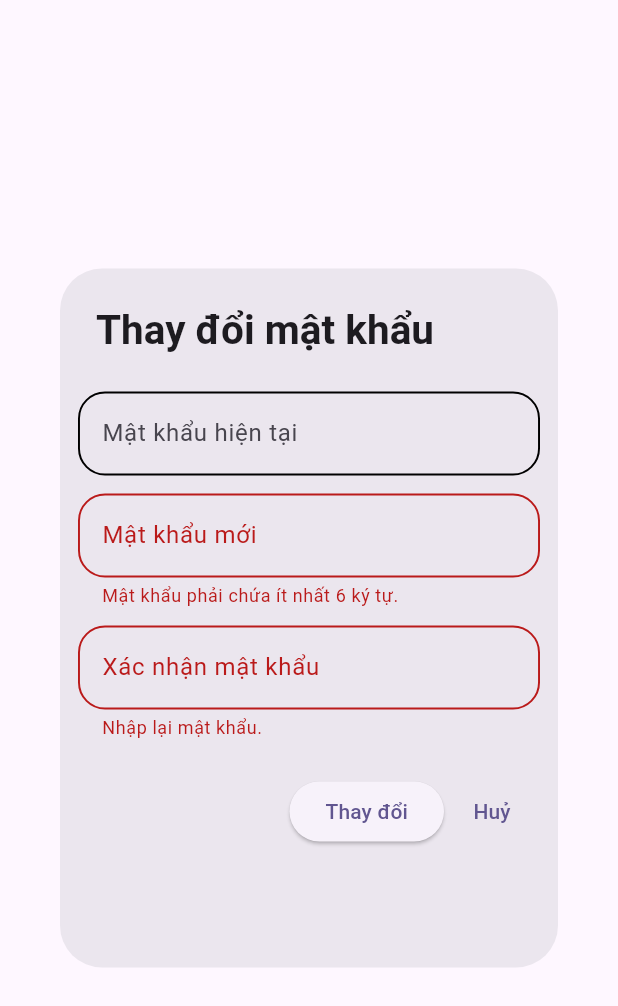
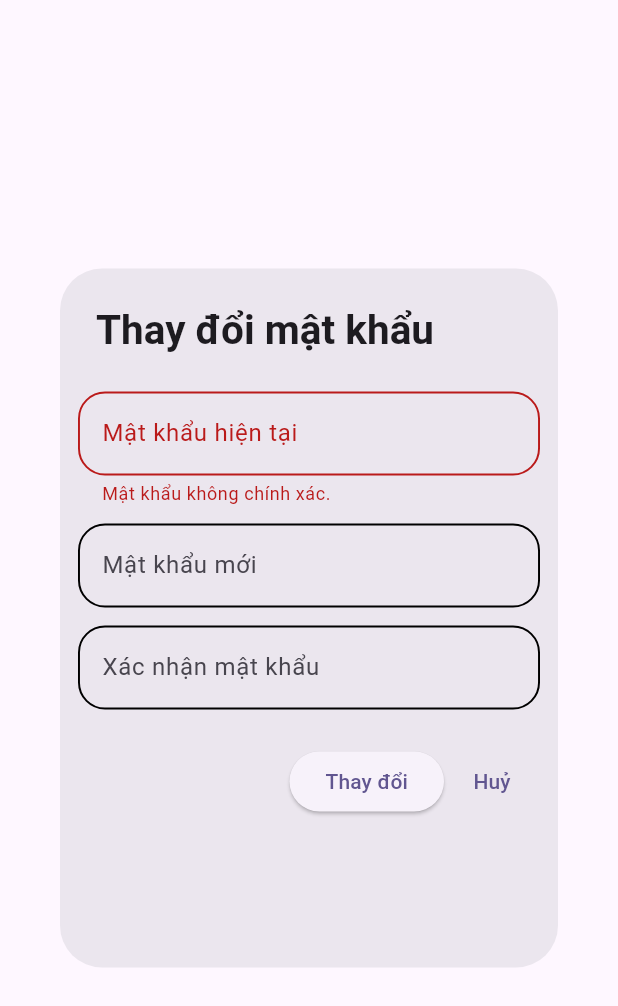
Before and after one commit to nmd1406/Flutter-Chat-App, a Flutter app: the ChangePasswordPopup widget shown alone on an empty page, opened directly, after a tap on "Thay đổi", on a phone screen of 412 x 824 dp. Shown: the top 1006 px of the screen. Run offline on Flutter 3.47's test engine with Material 3 defaults, Android fonts, the light colour scheme and no system bars; our stand-ins replace cloud_firestore, firebase_auth, firebase_core, firebase_storage, image_picker; missing offline and left inert: firebase_app_check; accounts and stored records are empty; network calls fail.

Commit message:
change password option

```diff
--- a/lib/widgets/settings/change_password_popup.dart
+++ b/lib/widgets/settings/change_password_popup.dart
@@ -57,13 +57,17 @@ class _ChangePasswordPopupState extends State<ChangePasswordPopup> {
   }
 
   void _submit() async {
-    try {
-      await _authService.validatePassword(_currentPasswordController.text);
-    } on Exception catch (e) {
-      // TODO
-      setState(() {
-        _checkCurrentPassword = false;
-      });
+    setState(() {
+      _checkCurrentPassword = true;
+    });
+
+    _checkCurrentPassword =
+        await _authService.validatePassword(_currentPasswordController.text);
+
+    setState(() {});
+
+    if (!_checkCurrentPassword) {
+      return;
     }
 
     bool isValid = _formKey.currentState!.validate();
@@ -71,10 +75,32 @@ class _ChangePasswordPopupState extends State<ChangePasswordPopup> {
       return;
     }
 
-    _authService.changePassword(_newPasswordController.text);
+    await _authService.changePassword(_newPasswordController.text);
 
     if (mounted) {
-      Navigator.of(context).pop();
+      Navigator.pushReplacementNamed(context, "/auth");
+      showDialog(
+        context: context,
+        builder: (context) => SimpleDialog(
+          contentPadding: EdgeInsets.symmetric(horizontal: 12),
+          title: Text("Thông báo"),
+          children: [
+            Text("Thay đổi mật khẩu thành công. Vui lòng đăng nhập lại."),
+            const SizedBox(height: 10),
+            Row(
+              mainAxisAlignment: MainAxisAlignment.end,
+              children: [
+                TextButton(
+                  onPressed: () {
+                    Navigator.of(context).pop();
+                  },
+                  child: Text("Đóng"),
+                ),
+              ],
+            ),
+          ],
+        ),
+      );
     }
 
     return;
```
